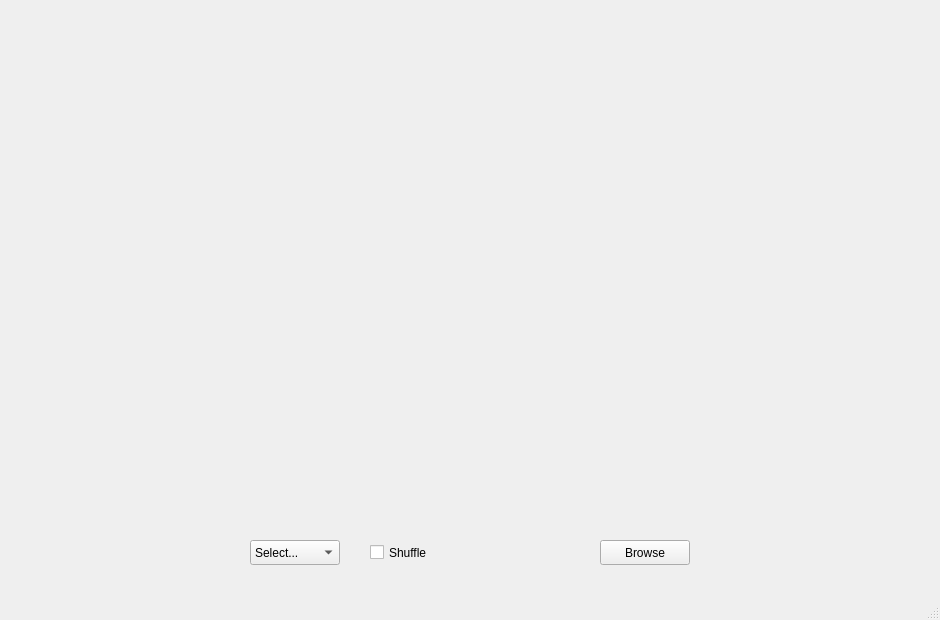
Qt form slides.ui (5anji/G-Slider) before a commit.
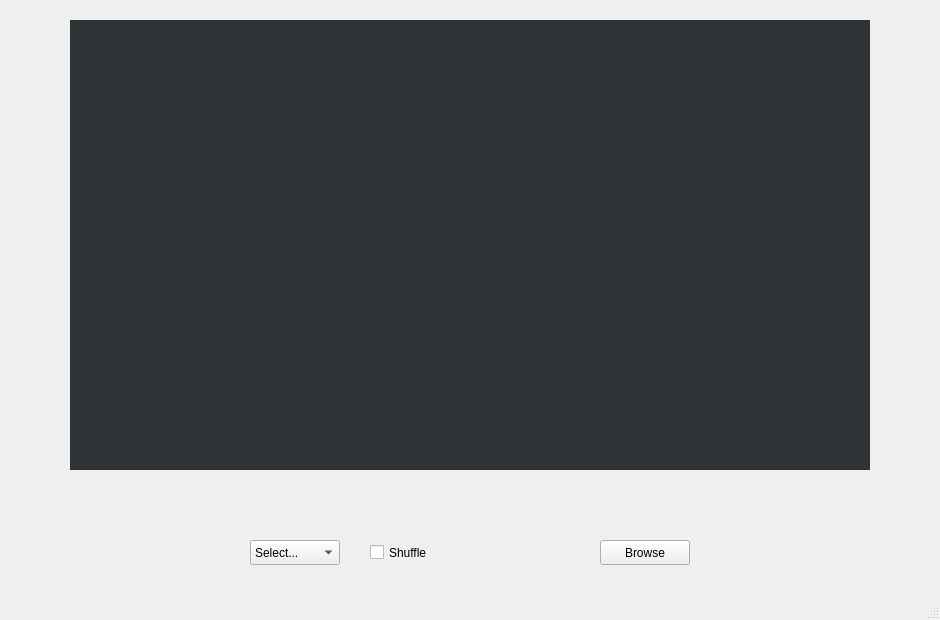
The same form after that commit.

Commit message: Optimizing & styling

What changed in the file:
```diff
--- a/slides.ui
+++ b/slides.ui
@@ -68,6 +68,10 @@
       <height>450</height>
      </rect>
     </property>
+    <property name="styleSheet">
+     <string notr="true">background-color: rgb(46, 52, 54);
+border-color: rgb(0, 0, 0);</string>
+    </property>
     <property name="text">
      <string/>
     </property>
```
The commit also changes 1 other file.
